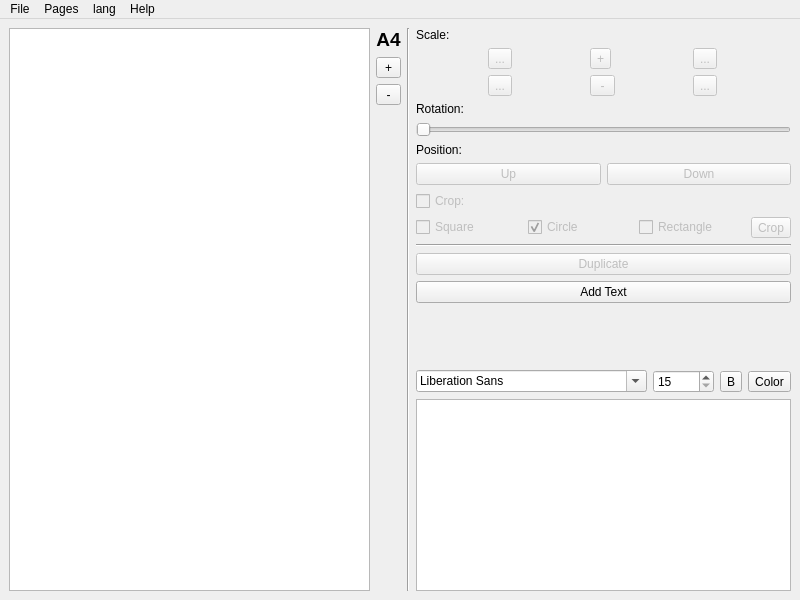
AmirMahmood/EasyPrint, file ui/window_main.ui: the form before one commit.
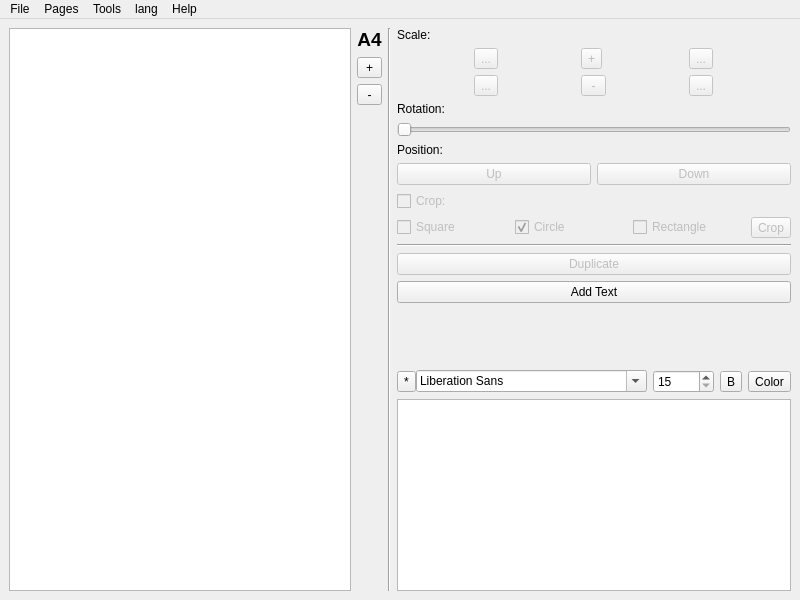
The form after the commit. Icons and pictures are not drawn.

Commit message: added favorite fonts

Patch:
```diff
--- a/ui/window_main.ui
+++ b/ui/window_main.ui
@@ -373,7 +373,25 @@
         <item>
          <layout class="QHBoxLayout" name="horizontalLayout_4">
           <item>
-           <widget class="QFontComboBox" name="fontComboBox"/>
+           <layout class="QHBoxLayout" name="horizontalLayout_6">
+            <property name="spacing">
+             <number>0</number>
+            </property>
+            <item>
+             <widget class="QToolButton" name="favFontsToolButton">
+              <property name="text">
+               <string>*</string>
+              </property>
+              <property name="icon">
+               <iconset resource="../resources.qrc">
+                <normaloff>:/img/fav</normaloff>:/img/fav</iconset>
+              </property>
+             </widget>
+            </item>
+            <item>
+             <widget class="QFontComboBox" name="fontComboBox"/>
+            </item>
+           </layout>
           </item>
           <item>
            <widget class="QSpinBox" name="fontsizeSpinBox">
@@ -454,8 +472,15 @@
      <string>lang</string>
     </property>
    </widget>
+   <widget class="QMenu" name="menuTools">
+    <property name="title">
+     <string>Tools</string>
+    </property>
+    <addaction name="actionFavorite_Fonts"/>
+   </widget>
    <addaction name="menuFile"/>
    <addaction name="menuPages"/>
+   <addaction name="menuTools"/>
    <addaction name="menulang"/>
    <addaction name="menuHelp"/>
   </widget>
```
Left out of the diff: 5 changed lines with no effect on the pictures. The commit also changes 6 other files.
